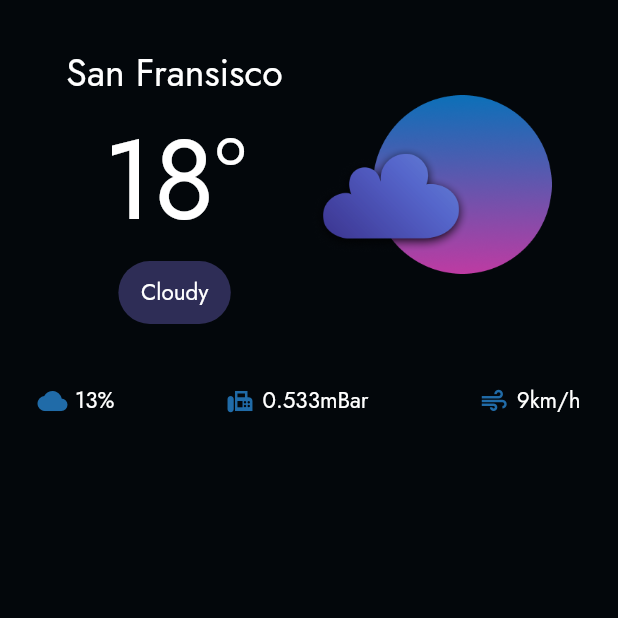
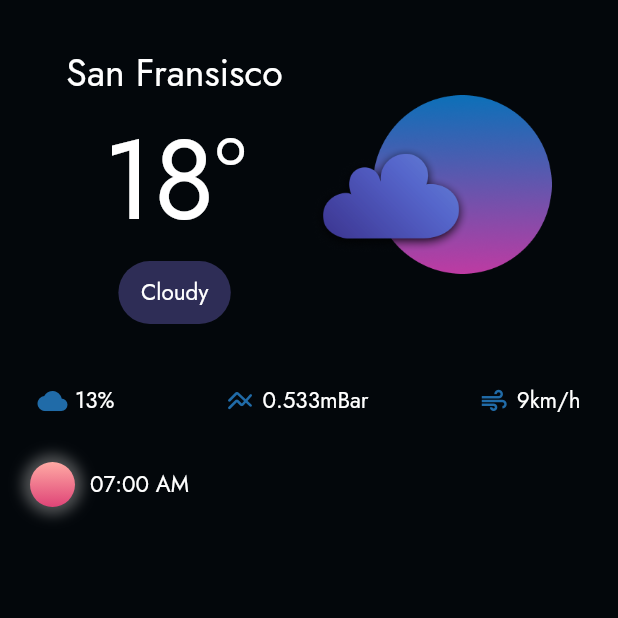
Before and after one commit to i-umairkhan/u_weather, a Flutter app: the screen it shows after launch, on a phone screen of 412 x 824 dp, the top half of it. Run offline on Flutter 3.47's test engine with Material 2 defaults, Android fonts, the phone set to English and light mode, and no system bars; our stand-ins replace google_fonts.

Commit message:
sun rise widget

```diff
--- /dev/null
+++ b/lib/Components/sun_widget.dart
@@ -0,0 +1,51 @@
+import 'package:google_fonts/google_fonts.dart';
+import 'package:flutter/material.dart';
+
+class SunWidget extends StatelessWidget {
+  const SunWidget({
+    Key? key,
+  }) : super(key: key);
+
+  @override
+  Widget build(BuildContext context) {
+    return Padding(
+      padding: const EdgeInsets.symmetric(horizontal: 20, vertical: 20),
+      child: Row(
+        children: [
+          Container(
+            width: 30,
+            height: 30,
+            decoration: BoxDecoration(
+              boxShadow: [
+                BoxShadow(
+                  color: Colors.grey.withOpacity(0.5),
+                  spreadRadius: 5,
+                  blurRadius: 7,
+                  offset: const Offset(0, 0),
+                ),
+              ],
+              gradient: const LinearGradient(
+                  begin: Alignment.topLeft,
+                  end: Alignment.bottomLeft,
+                  colors: [
+                    Color.fromARGB(255, 255, 170, 164),
+                    Color.fromARGB(255, 223, 68, 119)
+                  ]),
+              shape: BoxShape.circle,
+            ),
+          ),
+          const SizedBox(
+            width: 10,
+          ),
+          Text(
+            '07:00 AM',
+            style: GoogleFonts.jost(
+              fontSize: 15,
+              textStyle: const TextStyle(color: Colors.white),
+            ),
+          )
+        ],
+      ),
+    );
+  }
+}
--- a/lib/Screens/home_screen.dart
+++ b/lib/Screens/home_screen.dart
@@ -1,6 +1,7 @@
 import 'package:flutter/material.dart';
 import 'package:google_fonts/google_fonts.dart';
 import '../Components/icon_info.dart';
+import '../Components/sun_widget.dart';
 
 class HomeScreen extends StatelessWidget {
   const HomeScreen({Key? key}) : super(key: key);
@@ -68,7 +69,7 @@ class HomeScreen extends StatelessWidget {
                     text: '13%',
                   ),
                   IconInfo(
-                    ico: Icons.fax,
+                    ico: Icons.line_axis_rounded,
                     text: '0.533mBar',
                   ),
                   IconInfo(
@@ -78,7 +79,8 @@ class HomeScreen extends StatelessWidget {
                   // IconInfo(),
                 ],
               ),
-            )
+            ),
+            const SunWidget()
           ],
         ),
       ),
```
